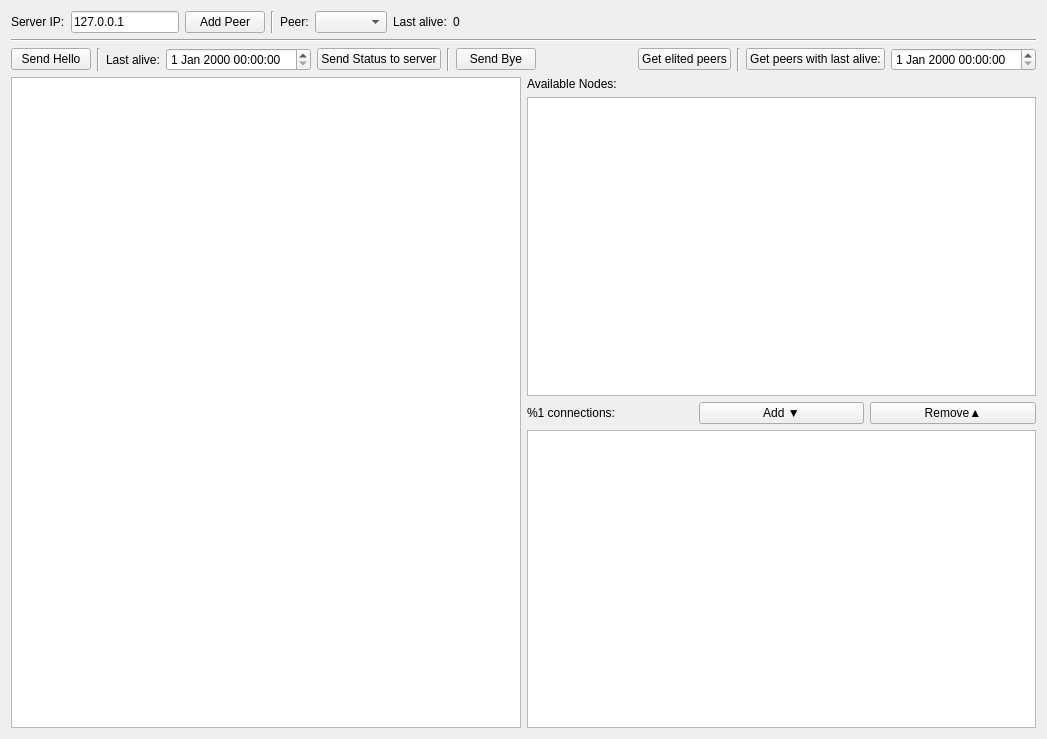
Qt form widget.ui (its-saeed/zilliqa-seeder-client) before a commit.
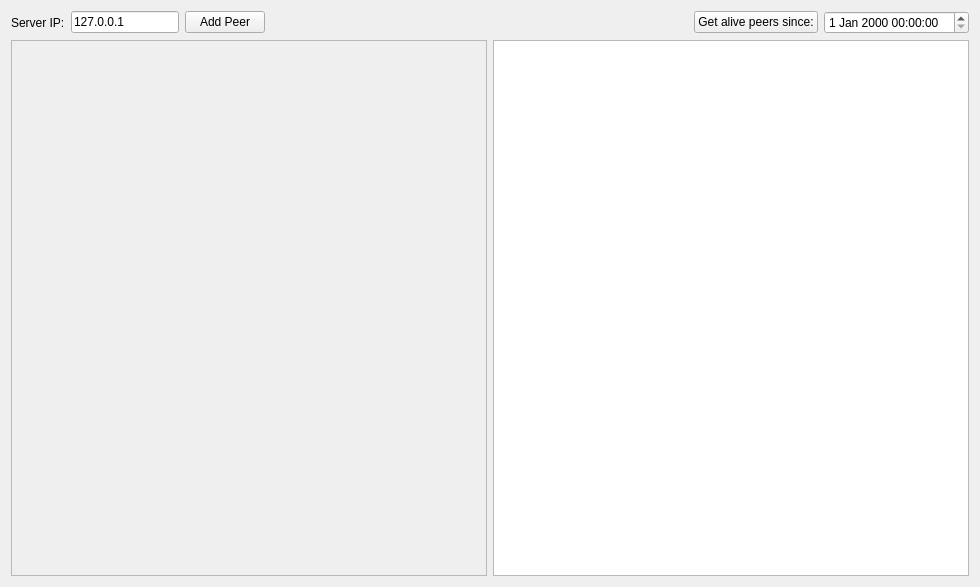
The same form after that commit.

Commit message: Implement peer widget

What changed in the file:
```diff
--- a/widget.ui
+++ b/widget.ui
@@ -6,15 +6,15 @@
    <rect>
     <x>0</x>
     <y>0</y>
-    <width>1047</width>
-    <height>739</height>
+    <width>980</width>
+    <height>587</height>
    </rect>
   </property>
   <property name="windowTitle">
    <string>Widget</string>
   </property>
-  <layout class="QGridLayout" name="gridLayout">
-   <item row="0" column="0" colspan="2">
+  <layout class="QVBoxLayout" name="verticalLayout">
+   <item>
     <layout class="QHBoxLayout" name="horizontalLayout">
      <item>
       <widget class="QLabel" name="label">
@@ -46,37 +46,6 @@
        </property>
       </widget>
      </item>
-     <item>
-      <widget class="Line" name="line_5">
-       <property name="orientation">
-        <enum>Qt::Vertical</enum>
-       </property>
-      </widget>
-     </item>
-     <item>
-      <widget class="QLabel" name="label_5">
-       <property name="text">
-        <string>Peer:</string>
-       </property>
-      </widget>
-     </item>
-     <item>
-      <widget class="QComboBox" name="cmb_peers"/>
-     </item>
-     <item>
-      <widget class="QLabel" name="label_4">
-       <property name="text">
-        <string>Last alive:</string>
-       </property>
-      </widget>
-     </item>
-     <item>
-      <widget class="QLabel" name="lbl_last_alive">
-       <property name="text">
-        <string>0</string>
-       </property>
-      </widget>
-     </item>
      <item>
       <spacer name="horizontalSpacer">
        <property name="orientation">
@@ -90,131 +59,10 @@
        </property>
       </spacer>
      </item>
-    </layout>
-   </item>
-   <item row="3" column="0">
-    <widget class="QPlainTextEdit" name="pte_logs"/>
-   </item>
-   <item row="3" column="1">
-    <layout class="QVBoxLayout" name="verticalLayout">
      <item>
-      <widget class="QLabel" name="label_3">
+      <widget class="QPushButton" name="btn_get_alive_since">
        <property name="text">
-        <string>Available Nodes:</string>
-       </property>
-      </widget>
-     </item>
-     <item>
-      <widget class="QListWidget" name="lstw_available_nodes"/>
-     </item>
-     <item>
-      <layout class="QHBoxLayout" name="horizontalLayout_2">
-       <item>
-        <widget class="QLabel" name="lbl_connection">
-         <property name="text">
-          <string>%1 connections:</string>
-         </property>
-        </widget>
-       </item>
-       <item>
-        <widget class="QPushButton" name="btn_add_to_connected">
-         <property name="text">
-          <string>Add ▼</string>
-         </property>
-        </widget>
-       </item>
-       <item>
-        <widget class="QPushButton" name="btn_remove_from_connected">
-         <property name="text">
-          <string>Remove▲</string>
-         </property>
-        </widget>
-       </item>
-      </layout>
-     </item>
-     <item>
-      <widget class="QListWidget" name="lstw_connected_nodes"/>
-     </item>
-    </layout>
-   </item>
-   <item row="2" column="0" colspan="2">
-    <layout class="QHBoxLayout" name="horizontalLayout_3">
-     <item>
-      <widget class="QPushButton" name="btn_send_hello">
-       <property name="text">
-        <string>Send Hello</string>
-       </property>
-      </widget>
-     </item>
-     <item>
-      <widget class="Line" name="line_3">
-       <property name="orientation">
-        <enum>Qt::Vertical</enum>
-       </property>
-      </widget>
-     </item>
-     <item>
-      <widget class="QLabel" name="label_2">
-       <property name="text">
-        <string>Last alive:</string>
-       </property>
-      </widget>
-     </item>
-     <item>
-      <widget class="QDateTimeEdit" name="dte_last_alive"/>
-     </item>
-     <item>
-      <widget class="QPushButton" name="btn_send_status">
-       <property name="text">
-        <string>Send Status to server</string>
-       </property>
-      </widget>
-     </item>
-     <item>
-      <widget class="Line" name="line">
-       <property name="orientation">
-        <enum>Qt::Vertical</enum>
-       </property>
-      </widget>
-     </item>
-     <item>
-      <widget class="QPushButton" name="btn_send_bye">
-       <property name="text">
-        <string>Send Bye</string>
-       </property>
-      </widget>
-     </item>
-     <item>
-      <spacer name="horizontalSpacer_2">
-       <property name="orientation">
-        <enum>Qt::Horizontal</enum>
-       </property>
-       <property name="sizeHint" stdset="0">
-        <size>
-         <width>40</width>
-         <height>20</height>
-        </size>
-       </property>
-      </spacer>
-     </item>
-     <item>
-      <widget class="QPushButton" name="btn_get_peers">
-       <property name="text">
-        <string>Get elited peers</string>
-       </property>
-      </widget>
-     </item>
-     <item>
-      <widget class="Line" name="line_2">
-       <property name="orientation">
-        <enum>Qt::Vertical</enum>
-       </property>
-      </widget>
-     </item>
-     <item>
-      <widget class="QPushButton" name="btn_get_alive_peers">
-       <property name="text">
-        <string>Get peers with last alive:</string>
+        <string>Get alive peers since:</string>
        </property>
       </widget>
      </item>
@@ -223,12 +71,29 @@
      </item>
     </layout>
    </item>
-   <item row="1" column="0" colspan="2">
-    <widget class="Line" name="line_4">
-     <property name="orientation">
-      <enum>Qt::Horizontal</enum>
-     </property>
-    </widget>
+   <item>
+    <layout class="QHBoxLayout" name="horizontalLayout_2">
+     <item>
+      <widget class="QScrollArea" name="scrl_peers">
+       <property name="widgetResizable">
+        <bool>true</bool>
+       </property>
+       <widget class="QWidget" name="scrollAreaWidgetContents">
+        <property name="geometry">
+         <rect>
+          <x>0</x>
+          <y>0</y>
+          <width>475</width>
+          <height>534</height>
+         </rect>
+        </property>
+       </widget>
+      </widget>
+     </item>
+     <item>
+      <widget class="QPlainTextEdit" name="pte_logs"/>
+     </item>
+    </layout>
    </item>
   </layout>
  </widget>
```
The commit also changes 8 other files.
